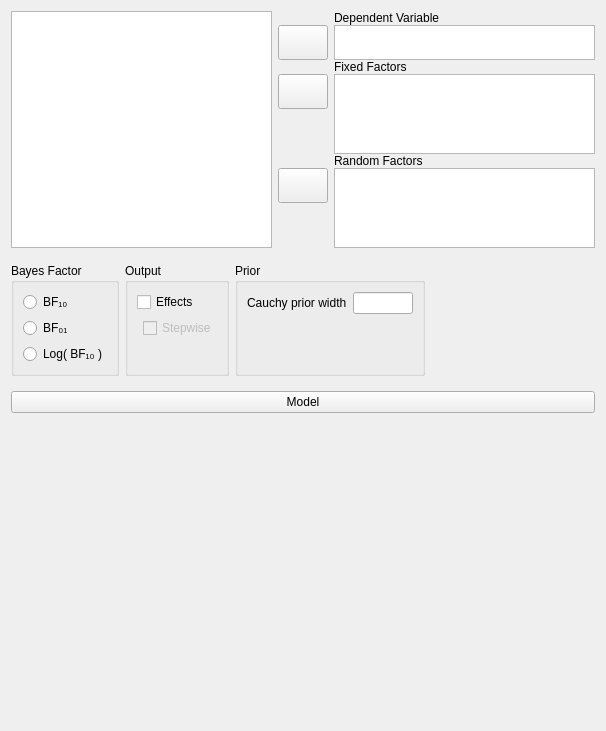
jasp-stats/jasp-desktop, file JASP-Desktop/analysisforms/anovabayesianform.ui: the form before one commit.
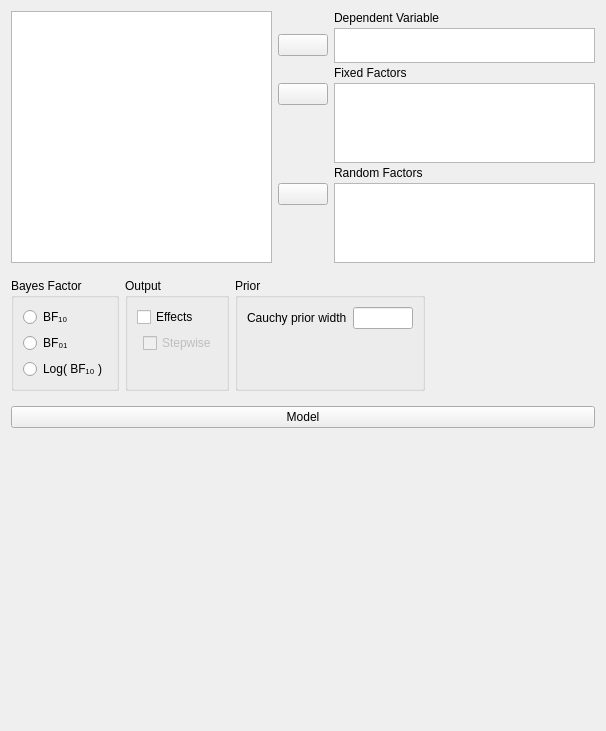
The form after the commit. Custom widgets are drawn as their Qt base class.

```diff
--- a/JASP-Desktop/analysisforms/anovabayesianform.ui
+++ b/JASP-Desktop/analysisforms/anovabayesianform.ui
@@ -42,7 +42,7 @@
        <number>0</number>
       </property>
       <property name="verticalSpacing">
-       <number>0</number>
+       <number>3</number>
       </property>
       <item row="1" column="1">
        <widget class="AssignButton" name="buttonAssignDependent">
@@ -55,13 +55,13 @@
         <property name="minimumSize">
          <size>
           <width>50</width>
-          <height>35</height>
+          <height>0</height>
          </size>
         </property>
         <property name="maximumSize">
          <size>
           <width>50</width>
-          <height>35</height>
+          <height>16777215</height>
          </size>
         </property>
         <property name="text">
@@ -137,13 +137,13 @@
         <property name="minimumSize">
          <size>
           <width>50</width>
-          <height>35</height>
+          <height>0</height>
          </size>
         </property>
         <property name="maximumSize">
          <size>
           <width>50</width>
-          <height>35</height>
+          <height>16777215</height>
          </size>
         </property>
         <property name="text">
@@ -202,13 +202,13 @@
         <property name="minimumSize">
          <size>
           <width>50</width>
-          <height>35</height>
+          <height>0</height>
          </size>
         </property>
         <property name="maximumSize">
          <size>
           <width>50</width>
-          <height>35</height>
+          <height>16777215</height>
          </size>
         </property>
         <property name="text">
```
